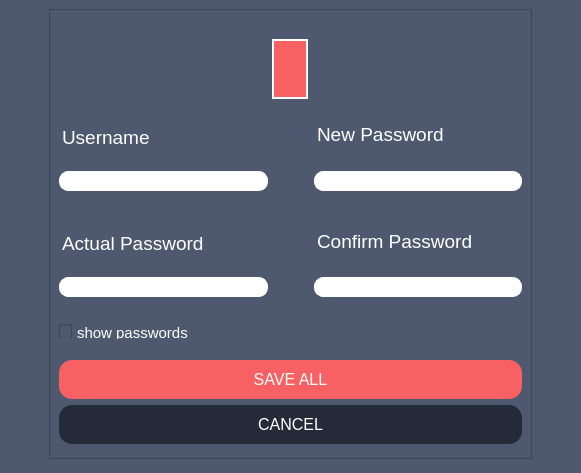
aleoli/Shared-Editor, file src/client/gui/ui/edit.ui: the form before one commit.
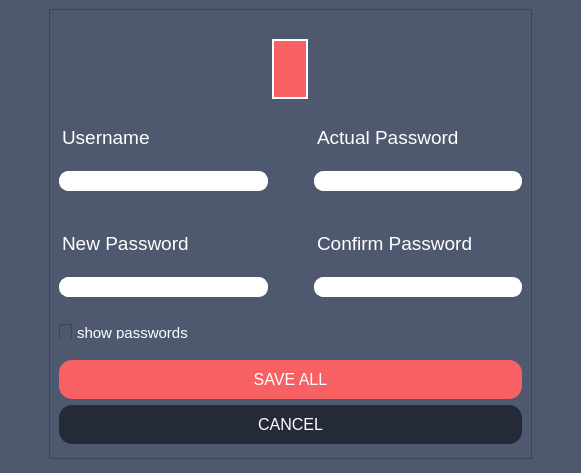
The form after the commit. Icons and pictures are not drawn.

Commit message: Aggiustato allineamento elementi e chiarezza testo nelle finestre: LOGIN, REGISTRATION e EDIT

```diff
--- a/src/client/gui/ui/edit.ui
+++ b/src/client/gui/ui/edit.ui
@@ -177,19 +177,23 @@
           </layout>
          </item>
          <item>
-          <layout class="QVBoxLayout" name="newPwd">
+          <layout class="QVBoxLayout" name="pwd">
            <item>
-            <widget class="QLabel" name="label_newPwd">
+            <widget class="QLabel" name="label_pwd">
              <property name="styleSheet">
-              <string notr="true">margin-left: 20px;</string>
+              <string notr="true">QLabel{;
+	background: rgba(0,0,0,0);
+	margin-left: 20px;
+	margin-bottom: 0px;
+}</string>
              </property>
              <property name="text">
-              <string>&lt;html&gt;&lt;head/&gt;&lt;body&gt;&lt;p&gt;&lt;span style=&quot; font-size:14pt; color:#ffffff;&quot;&gt;New Password&lt;/span&gt;&lt;/p&gt;&lt;/body&gt;&lt;/html&gt;</string>
+              <string>&lt;html&gt;&lt;head/&gt;&lt;body&gt;&lt;p&gt;&lt;span style=&quot; font-size:14pt; color:#ffffff;&quot;&gt;Actual Password&lt;/span&gt;&lt;/p&gt;&lt;/body&gt;&lt;/html&gt;</string>
              </property>
             </widget>
            </item>
            <item>
-            <widget class="QLineEdit" name="lineEdit_newPwd">
+            <widget class="QLineEdit" name="lineEdit_pwd">
              <property name="styleSheet">
               <string notr="true">background: white;
 border:1px solid white;
@@ -209,9 +213,9 @@
        <item>
         <layout class="QHBoxLayout" name="pwd_CnfrmPwd">
          <item>
-          <layout class="QVBoxLayout" name="pwd">
+          <layout class="QVBoxLayout" name="newPwd">
            <item>
-            <widget class="QLabel" name="label_pwd">
+            <widget class="QLabel" name="label_newPwd">
              <property name="styleSheet">
               <string notr="true">QLabel{;
 	background: rgba(0,0,0,0);
@@ -220,12 +224,12 @@
 }</string>
              </property>
              <property name="text">
-              <string>&lt;html&gt;&lt;head/&gt;&lt;body&gt;&lt;p&gt;&lt;span style=&quot; font-size:14pt; color:#ffffff;&quot;&gt;Actual Password&lt;/span&gt;&lt;/p&gt;&lt;/body&gt;&lt;/html&gt;</string>
+              <string>&lt;html&gt;&lt;head/&gt;&lt;body&gt;&lt;p&gt;&lt;span style=&quot; font-size:14pt; color:#ffffff;&quot;&gt;New Password&lt;/span&gt;&lt;/p&gt;&lt;/body&gt;&lt;/html&gt;</string>
              </property>
             </widget>
            </item>
            <item>
-            <widget class="QLineEdit" name="lineEdit_pwd">
+            <widget class="QLineEdit" name="lineEdit_newPwd">
              <property name="styleSheet">
               <string notr="true">background: white;
 border:1px solid white;
@@ -251,7 +255,11 @@
            <item>
             <widget class="QLabel" name="label_cnfrmPwd">
              <property name="styleSheet">
-              <string notr="true">margin-left: 20px;</string>
+              <string notr="true">QLabel{;
+	background: rgba(0,0,0,0);
+	margin-left: 20px;
+	margin-bottom: 0px;
+}</string>
              </property>
              <property name="text">
               <string>&lt;html&gt;&lt;head/&gt;&lt;body&gt;&lt;p&gt;&lt;span style=&quot; font-size:14pt; color:#ffffff;&quot;&gt;Confirm Password&lt;/span&gt;&lt;/p&gt;&lt;/body&gt;&lt;/html&gt;</string>
```
The commit also changes 4 other files.
